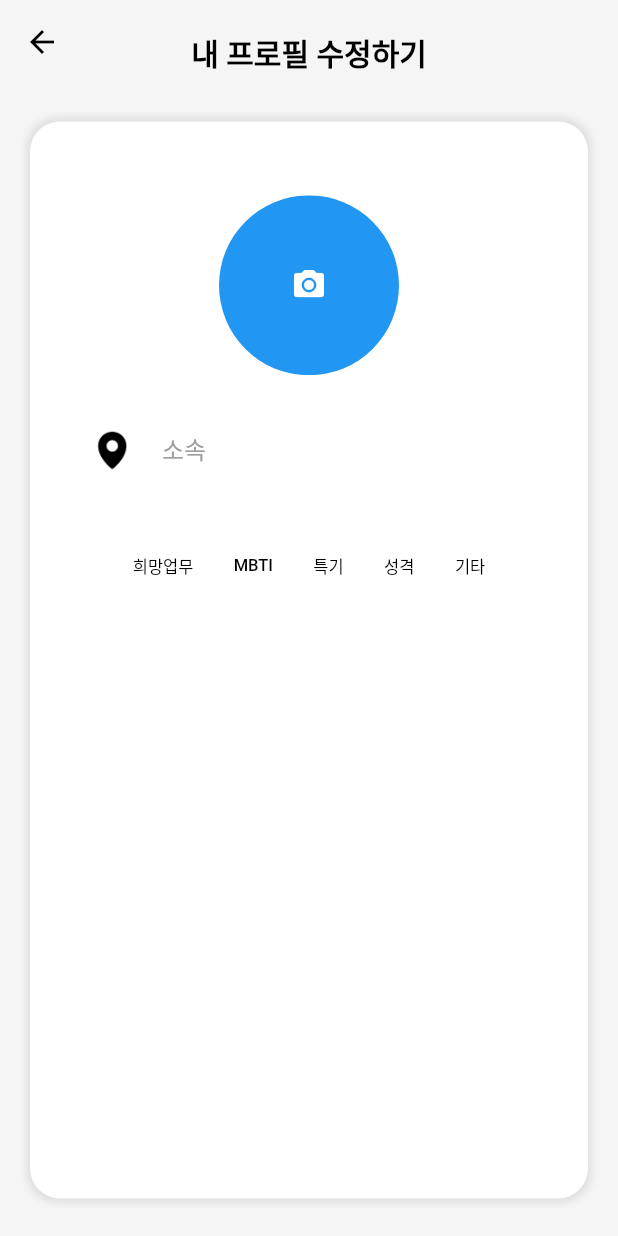
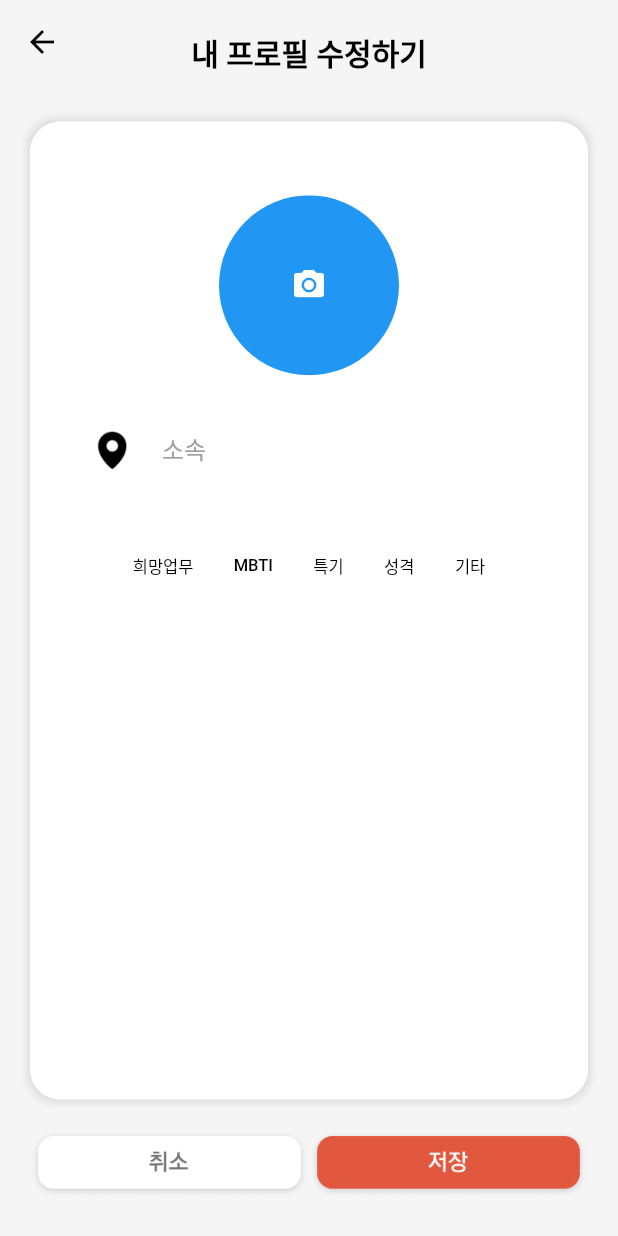
Before and after one commit to dinhoitt/weteam, a Flutter app: the Profile_Modify screen opened directly, on a phone screen of 412 x 824 dp. Run offline on Flutter 3.47's test engine with Material 2 defaults, Android fonts, the phone set to English and light mode, and no system bars; our stand-ins replace camera, get, image_picker, table_calendar.

Commit message:
프로필 수정페이지 취소, 저장버튼 생성

```diff
--- a/lib/src/data/image_date.dart
+++ b/lib/src/data/image_date.dart
@@ -40,4 +40,6 @@ class ImagePath {
   static String get miniinfo => 'assets/images/min_info.png';
   static String get arrow => 'assets/images/arrow.png';
   static String get mapsearch => 'assets/images/mapsearch.png';
+  static String get cancelbutton => 'assets/images/cancelbutton.png';
+  static String get savebutton => 'assets/images/savebutton.png';
 }
--- a/lib/src/page/profile_modify.dart
+++ b/lib/src/page/profile_modify.dart
@@ -206,6 +206,9 @@ class _Profile_ModifyState extends State<Profile_Modify> {
   Widget _body(BuildContext context) {
     return Padding(
       padding: const EdgeInsets.symmetric(horizontal: 20.0, vertical: 25.0),
+      child: Column(
+        children: [
+          Expanded(
             child: Container(
               width: double.infinity,
               decoration: BoxDecoration(
@@ -221,7 +224,8 @@ class _Profile_ModifyState extends State<Profile_Modify> {
                 ],
               ),
               child: Padding(
-          padding: const EdgeInsets.symmetric(vertical: 8.0, horizontal: 5.0),
+                padding:
+                    const EdgeInsets.symmetric(vertical: 8.0, horizontal: 5.0),
                 child: Obx(() {
                   return Column(
                     children: [
@@ -260,7 +264,8 @@ class _Profile_ModifyState extends State<Profile_Modify> {
                         child: Row(
                           children: [
                             Transform.scale(
-                          scale: 0.6, child: Image.asset(ImagePath.mapsearch)),
+                                scale: 0.6,
+                                child: Image.asset(ImagePath.mapsearch)),
                             SizedBox(
                               width: 10.0,
                             ),
@@ -282,7 +287,8 @@ class _Profile_ModifyState extends State<Profile_Modify> {
                         child: Container(
                           width: (Get.width),
                           child: Padding(
-                      padding: const EdgeInsets.symmetric(horizontal: 1.0),
+                            padding:
+                                const EdgeInsets.symmetric(horizontal: 1.0),
                             child: Obx(
                               () => Wrap(
                                 alignment: WrapAlignment.center,
@@ -375,6 +381,33 @@ class _Profile_ModifyState extends State<Profile_Modify> {
                 }),
               ),
             ),
+          ),
+          SizedBox(
+            height: 20.0,
+          ),
+          Row(
+            mainAxisAlignment: MainAxisAlignment.spaceAround,
+            children: [
+              Expanded(
+                child: GestureDetector(
+                  onTap: () {
+                    // 취소버튼
+                  },
+                  child: Image.asset(ImagePath.cancelbutton),
+                ),
+              ),
+              Expanded(
+                child: GestureDetector(
+                  onTap: () {
+                    // 저장버튼
+                  },
+                  child: Image.asset(ImagePath.savebutton),
+                ),
+              ),
+            ],
+          ),
+        ],
+      ),
     );
   }
 }
--- a/lib/src/widget/mypagewidget/postags.dart
+++ b/lib/src/widget/mypagewidget/postags.dart
@@ -11,6 +11,7 @@ class PosTags extends StatelessWidget {
       '타이핑',
       '자료조사',
       '발표',
+      '촬영',
       '영상편집',
       '일러스트',
       '디자인',
```
Also changed, not shown: assets/images/cancelbutton.png (added), assets/images/savebutton.png (added). Lines whose indentation alone changed are shown as unchanged.
